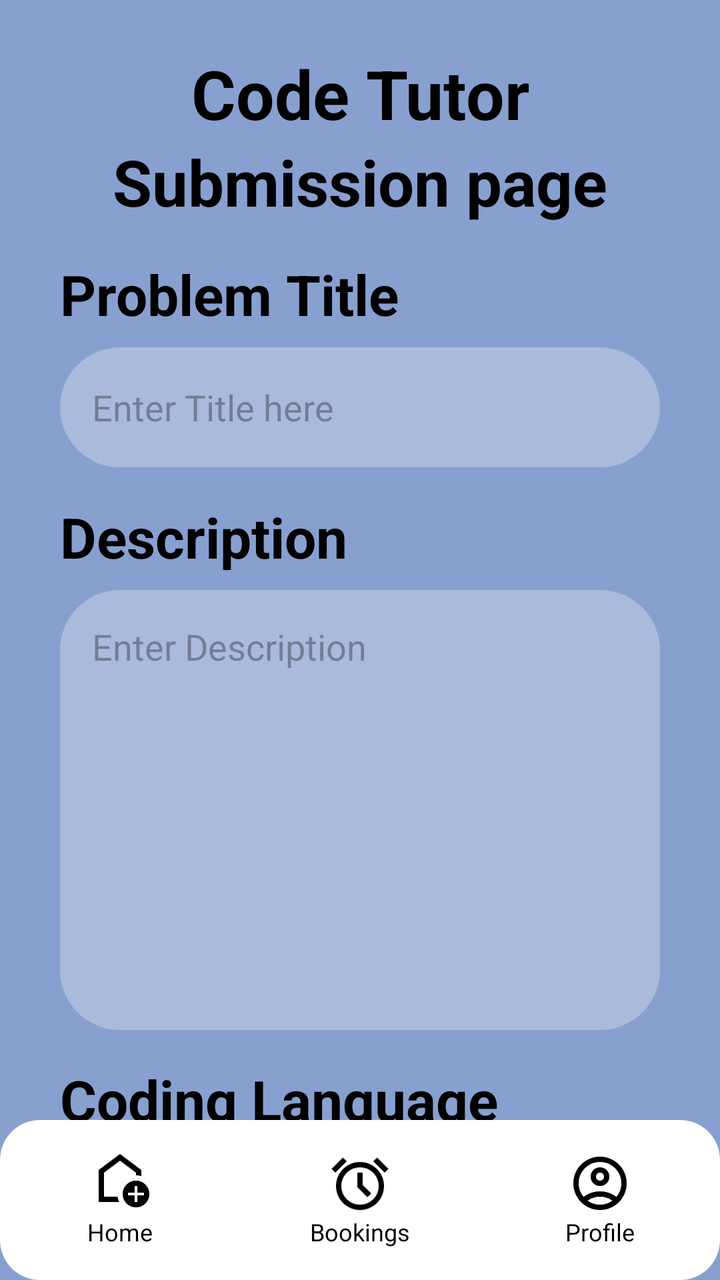
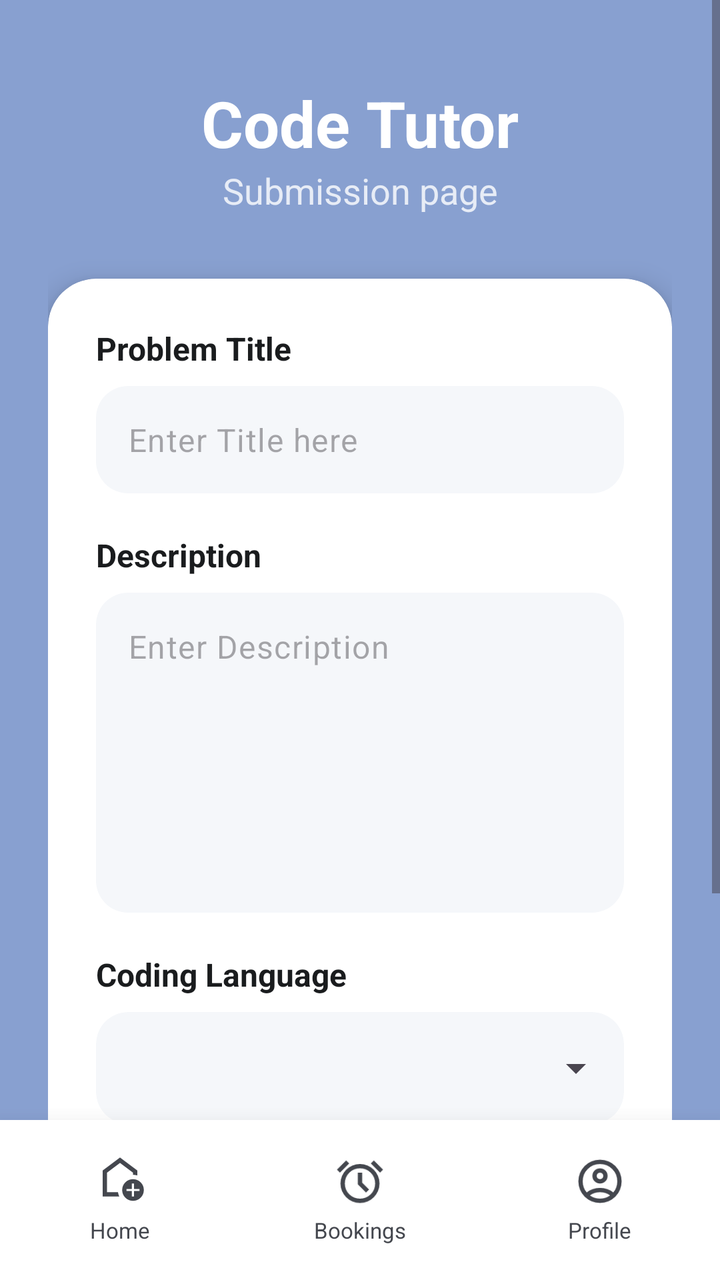

Two renders of the same Android screen: before a commit and after it. Below are the layout's source before the change and the commit's diff.
<!-- AndroidManifest.xml: application theme Theme.Interfaces -->
<!-- res/layout/ticket_submission.xml -->
<?xml version="1.0" encoding="utf-8"?>
<androidx.constraintlayout.widget.ConstraintLayout xmlns:android="http://schemas.android.com/apk/res/android"
    xmlns:app="http://schemas.android.com/apk/res-auto"
    android:id="@+id/ticketSubmissionMain"
    android:layout_width="match_parent"
    android:layout_height="match_parent"
    android:background="#88A0D0">

    <TextView
        android:id="@+id/codeTutorTitle"
        android:layout_width="wrap_content"
        android:layout_height="wrap_content"
        android:layout_marginTop="24dp"
        android:text="@string/code_tutor"
        android:textColor="#000000"
        android:textSize="34sp"
        android:textStyle="bold"
        app:layout_constraintEnd_toEndOf="parent"
        app:layout_constraintStart_toStartOf="parent"
        app:layout_constraintTop_toTopOf="parent" />

    <TextView
        android:id="@+id/submissionPageTitle"
        android:layout_width="wrap_content"
        android:layout_height="wrap_content"
        android:text="@string/submission_page"
        android:textColor="#000000"
        android:textSize="32sp"
        android:textStyle="bold"
        app:layout_constraintEnd_toEndOf="parent"
        app:layout_constraintStart_toStartOf="parent"
        app:layout_constraintTop_toBottomOf="@id/codeTutorTitle" />

    <TextView
        android:id="@+id/problemTitleLabel"
        android:layout_width="wrap_content"
        android:layout_height="wrap_content"
        android:layout_marginStart="30dp"
        android:layout_marginTop="16dp"
        android:text="@string/problem_title"
        android:textColor="#000000"
        android:textSize="28sp"
        android:textStyle="bold"
        app:layout_constraintStart_toStartOf="parent"
        app:layout_constraintTop_toBottomOf="@id/submissionPageTitle" />

    <EditText
        android:id="@+id/etProblemTitle"
        android:layout_width="0dp"
        android:layout_height="wrap_content"
        android:layout_marginStart="30dp"
        android:layout_marginTop="8dp"
        android:layout_marginEnd="30dp"
        android:background="@drawable/rounded_rectanglegrey"
        android:hint="@string/enter_title_here"
        android:minHeight="60dp"
        android:paddingHorizontal="16dp"
        android:textColor="#000000"
        app:layout_constraintEnd_toEndOf="parent"
        app:layout_constraintStart_toStartOf="parent"
        app:layout_constraintTop_toBottomOf="@id/problemTitleLabel" />

    <TextView
        android:id="@+id/descriptionLabel"
        android:layout_width="wrap_content"
        android:layout_height="wrap_content"
        android:layout_marginStart="30dp"
        android:layout_marginTop="16dp"
        android:text="@string/description"
        android:textColor="#000000"
        android:textSize="28sp"
        android:textStyle="bold"
        app:layout_constraintStart_toStartOf="parent"
        app:layout_constraintTop_toBottomOf="@id/etProblemTitle" />

    <EditText
        android:id="@+id/etProblemDescription"
        android:layout_width="0dp"
        android:layout_height="220dp"
        android:layout_marginStart="30dp"
        android:layout_marginTop="8dp"
        android:layout_marginEnd="30dp"
        android:background="@drawable/rounded_rectanglegrey"
        android:gravity="top"
        android:hint="@string/enter_description"
        android:inputType="textMultiLine"
        android:padding="16dp"
        android:textColor="#000000"
        app:layout_constraintEnd_toEndOf="parent"
        app:layout_constraintStart_toStartOf="parent"
        app:layout_constraintTop_toBottomOf="@id/descriptionLabel" />

    <TextView
        android:id="@+id/codingLanguageLabel"
        android:layout_width="wrap_content"
        android:layout_height="wrap_content"
        android:layout_marginStart="30dp"
        android:layout_marginTop="16dp"
        android:text="@string/coding_language"
        android:textColor="#000000"
        android:textSize="28sp"
        android:textStyle="bold"
        app:layout_constraintStart_toStartOf="parent"
        app:layout_constraintTop_toBottomOf="@id/etProblemDescription" />

    <Spinner
        android:id="@+id/spinnerLanguage"
        android:layout_width="0dp"
        android:layout_height="60dp"
        android:layout_marginStart="30dp"
        android:layout_marginTop="8dp"
        android:layout_marginEnd="30dp"
        android:background="@drawable/rounded_rectanglegrey"
        android:paddingHorizontal="16dp"
        app:layout_constraintEnd_toEndOf="parent"
        app:layout_constraintStart_toStartOf="parent"
        app:layout_constraintTop_toBottomOf="@id/codingLanguageLabel" />

    <com.google.android.material.button.MaterialButton
        android:id="@+id/btnSubmit"
        android:layout_width="0dp"
        android:layout_height="wrap_content"
        android:layout_marginStart="30dp"
        android:layout_marginTop="16dp"
        android:layout_marginEnd="30dp"
        android:backgroundTint="#27456F"
        android:paddingVertical="12dp"
        android:text="@string/submit"
        android:textAllCaps="false"
        android:textColor="#000000"
        android:textSize="28sp"
        android:textStyle="bold"
        app:cornerRadius="30dp"
        app:layout_constraintEnd_toEndOf="parent"
        app:layout_constraintStart_toStartOf="parent"
        app:layout_constraintTop_toBottomOf="@id/spinnerLanguage" />

    <androidx.constraintlayout.widget.ConstraintLayout
        android:id="@+id/bottomNav"
        android:layout_width="match_parent"
        android:layout_height="80dp"
        android:background="@drawable/rounded_rectangle"
        app:layout_constraintBottom_toBottomOf="parent">

        <LinearLayout
            android:layout_width="match_parent"
            android:layout_height="match_parent"
            android:baselineAligned="false"
            android:gravity="center"
            android:orientation="horizontal">

            <LinearLayout
                android:id="@+id/navHome"
                android:layout_width="0dp"
                android:layout_height="wrap_content"
                android:layout_weight="1"
                android:clickable="true"
                android:focusable="true"
                android:gravity="center"
                android:orientation="vertical">

                <ImageView
                    android:layout_width="32dp"
                    android:layout_height="32dp"
                    android:contentDescription="@string/home"
                    android:src="@drawable/outline_add_home_24" />

                <TextView
                    android:layout_width="wrap_content"
                    android:layout_height="wrap_content"
                    android:text="@string/home"
                    android:textColor="#000000"
                    android:textSize="12sp" />
            </LinearLayout>

            <LinearLayout
                android:id="@+id/navBookings"
                android:layout_width="0dp"
                android:layout_height="wrap_content"
                android:layout_weight="1"
                android:clickable="true"
                android:focusable="true"
                android:gravity="center"
                android:orientation="vertical">

                <ImageView
                    android:layout_width="32dp"
                    android:layout_height="32dp"
                    android:contentDescription="@string/bookings"
                    android:src="@drawable/outline_alarm_24" />

                <TextView
                    android:layout_width="wrap_content"
                    android:layout_height="wrap_content"
                    android:text="@string/bookings"
                    android:textColor="#000000"
                    android:textSize="12sp" />
            </LinearLayout>

            <LinearLayout
                android:id="@+id/navProfile"
                android:layout_width="0dp"
                android:layout_height="wrap_content"
                android:layout_weight="1"
                android:clickable="true"
                android:focusable="true"
                android:gravity="center"
                android:orientation="vertical">

                <ImageView
                    android:layout_width="32dp"
                    android:layout_height="32dp"
                    android:contentDescription="@string/profile"
                    android:src="@drawable/outline_account_circle_24" />

                <TextView
                    android:layout_width="wrap_content"
                    android:layout_height="wrap_content"
                    android:text="@string/profile"
                    android:textColor="#000000"
                    android:textSize="12sp" />
            </LinearLayout>

        </LinearLayout>

    </androidx.constraintlayout.widget.ConstraintLayout>

</androidx.constraintlayout.widget.ConstraintLayout>
<!-- resources referenced by this layout -->
<resources>
  <!-- drawable outline_add_home_24 (drawable) -->
  <vector xmlns:android="http://schemas.android.com/apk/res/android" android:height="24dp" android:tint="#000000" android:viewportHeight="960" android:viewportWidth="960" android:width="24dp">
        
      <path android:fillColor="@android:color/white" android:pathData="M700,760L740,760L740,660L840,660L840,620L740,620L740,520L700,520L700,620L600,620L600,660L700,660L700,760ZM720,840Q637,840 578.5,781.5Q520,723 520,640Q520,557 578.5,498.5Q637,440 720,440Q803,440 861.5,498.5Q920,557 920,640Q920,723 861.5,781.5Q803,840 720,840ZM160,760L160,280L480,40L800,280L800,372Q781,366 761,363Q741,360 720,360L720,320L480,140L240,320L240,680L443,680Q446,701 452,721Q458,741 467,760L160,760ZM480,410L480,410L480,410L480,410L480,410Q480,410 480,410Q480,410 480,410Q480,410 480,410Q480,410 480,410Z"/>
      
  </vector>
  <!-- drawable outline_alarm_24 (drawable) -->
  <vector xmlns:android="http://schemas.android.com/apk/res/android" android:height="24dp" android:tint="#000000" android:viewportHeight="960" android:viewportWidth="960" android:width="24dp">
        
      <path android:fillColor="@android:color/white" android:pathData="M339.5,851.5Q274,823 225.5,774.5Q177,726 148.5,660.5Q120,595 120,520Q120,445 148.5,379.5Q177,314 225.5,265.5Q274,217 339.5,188.5Q405,160 480,160Q555,160 620.5,188.5Q686,217 734.5,265.5Q783,314 811.5,379.5Q840,445 840,520Q840,595 811.5,660.5Q783,726 734.5,774.5Q686,823 620.5,851.5Q555,880 480,880Q405,880 339.5,851.5ZM480,520Q480,520 480,520Q480,520 480,520Q480,520 480,520Q480,520 480,520Q480,520 480,520Q480,520 480,520Q480,520 480,520Q480,520 480,520ZM592,688L648,632L520,504L520,320L440,320L440,536L592,688ZM224,94L280,150L110,320L54,264L224,94ZM736,94L906,264L850,320L680,150L736,94ZM480,800Q597,800 678.5,718.5Q760,637 760,520Q760,403 678.5,321.5Q597,240 480,240Q363,240 281.5,321.5Q200,403 200,520Q200,637 281.5,718.5Q363,800 480,800Z"/>
      
  </vector>
  <!-- drawable rounded_rectangle (drawable) -->
  <?xml version="1.0" encoding="utf-8"?>
  <shape xmlns:android="http://schemas.android.com/apk/res/android"
      android:shape="rectangle">
  
      <solid android:color="@color/white" />
  
      <corners android:radius="20dp" />
  
  </shape>
  <!-- drawable rounded_rectanglegrey (drawable) -->
  <?xml version="1.0" encoding="utf-8"?>
  <shape xmlns:android="http://schemas.android.com/apk/res/android"
      android:shape="rectangle">
      <solid android:color="#AABADB" />
      <corners android:radius="30dp" />
  </shape>
  <string name="bookings">Bookings</string>
  <string name="code_tutor">Code Tutor</string>
  <string name="coding_language">Coding Language</string>
  <string name="description">Description</string>
  <string name="enter_description">Enter Description</string>
  <string name="enter_title_here">Enter Title here</string>
  <string name="home">Home</string>
  <string name="problem_title">Problem Title</string>
  <string name="profile">Profile</string>
  <string name="submission_page">Submission page</string>
  <string name="submit">Submit</string>
  <style name="Theme.Interfaces" parent="Base.Theme.Interfaces" />
  <color name="white">#FFFFFFFF</color>
  <style name="Base.Theme.Interfaces" parent="Theme.Material3.DayNight.NoActionBar">
          
          
      </style>
  <!-- unchanged entries left out for length: 1 -->
</resources>

<!-- the commit's change to res/layout/ticket_submission.xml (unified diff, before → after) -->
@@ -1,146 +1,182 @@
 <?xml version="1.0" encoding="utf-8"?>
 <androidx.constraintlayout.widget.ConstraintLayout xmlns:android="http://schemas.android.com/apk/res/android"
     xmlns:app="http://schemas.android.com/apk/res-auto"
+    xmlns:tools="http://schemas.android.com/tools"
     android:id="@+id/ticketSubmissionMain"
     android:layout_width="match_parent"
     android:layout_height="match_parent"
-    android:background="#88A0D0">
-
-    <TextView
-        android:id="@+id/codeTutorTitle"
-        android:layout_width="wrap_content"
-        android:layout_height="wrap_content"
-        android:layout_marginTop="24dp"
-        android:text="@string/code_tutor"
-        android:textColor="#000000"
-        android:textSize="34sp"
-        android:textStyle="bold"
-        app:layout_constraintEnd_toEndOf="parent"
-        app:layout_constraintStart_toStartOf="parent"
-        app:layout_constraintTop_toTopOf="parent" />
-
-    <TextView
-        android:id="@+id/submissionPageTitle"
-        android:layout_width="wrap_content"
-        android:layout_height="wrap_content"
-        android:text="@string/submission_page"
-        android:textColor="#000000"
-        android:textSize="32sp"
-        android:textStyle="bold"
-        app:layout_constraintEnd_toEndOf="parent"
-        app:layout_constraintStart_toStartOf="parent"
-        app:layout_constraintTop_toBottomOf="@id/codeTutorTitle" />
-
-    <TextView
-        android:id="@+id/problemTitleLabel"
-        android:layout_width="wrap_content"
-        android:layout_height="wrap_content"
-        android:layout_marginStart="30dp"
-        android:layout_marginTop="16dp"
-        android:text="@string/problem_title"
-        android:textColor="#000000"
-        android:textSize="28sp"
-        android:textStyle="bold"
-        app:layout_constraintStart_toStartOf="parent"
-        app:layout_constraintTop_toBottomOf="@id/submissionPageTitle" />
-
-    <EditText
-        android:id="@+id/etProblemTitle"
-        android:layout_width="0dp"
-        android:layout_height="wrap_content"
-        android:layout_marginStart="30dp"
-        android:layout_marginTop="8dp"
-        android:layout_marginEnd="30dp"
-        android:background="@drawable/rounded_rectanglegrey"
-        android:hint="@string/enter_title_here"
-        android:minHeight="60dp"
-        android:paddingHorizontal="16dp"
-        android:textColor="#000000"
-        app:layout_constraintEnd_toEndOf="parent"
-        app:layout_constraintStart_toStartOf="parent"
-        app:layout_constraintTop_toBottomOf="@id/problemTitleLabel" />
-
-    <TextView
-        android:id="@+id/descriptionLabel"
-        android:layout_width="wrap_content"
-        android:layout_height="wrap_content"
-        android:layout_marginStart="30dp"
-        android:layout_marginTop="16dp"
-        android:text="@string/description"
-        android:textColor="#000000"
-        android:textSize="28sp"
-        android:textStyle="bold"
-        app:layout_constraintStart_toStartOf="parent"
-        app:layout_constraintTop_toBottomOf="@id/etProblemTitle" />
-
-    <EditText
-        android:id="@+id/etProblemDescription"
-        android:layout_width="0dp"
-        android:layout_height="220dp"
-        android:layout_marginStart="30dp"
-        android:layout_marginTop="8dp"
-        android:layout_marginEnd="30dp"
-        android:background="@drawable/rounded_rectanglegrey"
-        android:gravity="top"
-        android:hint="@string/enter_description"
-        android:inputType="textMultiLine"
-        android:padding="16dp"
-        android:textColor="#000000"
-        app:layout_constraintEnd_toEndOf="parent"
-        app:layout_constraintStart_toStartOf="parent"
-        app:layout_constraintTop_toBottomOf="@id/descriptionLabel" />
-
-    <TextView
-        android:id="@+id/codingLanguageLabel"
-        android:layout_width="wrap_content"
-        android:layout_height="wrap_content"
-        android:layout_marginStart="30dp"
-        android:layout_marginTop="16dp"
-        android:text="@string/coding_language"
-        android:textColor="#000000"
-        android:textSize="28sp"
-        android:textStyle="bold"
-        app:layout_constraintStart_toStartOf="parent"
-        app:layout_constraintTop_toBottomOf="@id/etProblemDescription" />
-
-    <Spinner
-        android:id="@+id/spinnerLanguage"
-        android:layout_width="0dp"
-        android:layout_height="60dp"
-        android:layout_marginStart="30dp"
-        android:layout_marginTop="8dp"
-        android:layout_marginEnd="30dp"
-        android:background="@drawable/rounded_rectanglegrey"
-        android:paddingHorizontal="16dp"
-        app:layout_constraintEnd_toEndOf="parent"
-        app:layout_constraintStart_toStartOf="parent"
-        app:layout_constraintTop_toBottomOf="@id/codingLanguageLabel" />
-
-    <com.google.android.material.button.MaterialButton
-        android:id="@+id/btnSubmit"
-        android:layout_width="0dp"
-        android:layout_height="wrap_content"
-        android:layout_marginStart="30dp"
-        android:layout_marginTop="16dp"
-        android:layout_marginEnd="30dp"
-        android:backgroundTint="#27456F"
-        android:paddingVertical="12dp"
-        android:text="@string/submit"
-        android:textAllCaps="false"
-        android:textColor="#000000"
-        android:textSize="28sp"
-        android:textStyle="bold"
-        app:cornerRadius="30dp"
-        app:layout_constraintEnd_toEndOf="parent"
-        app:layout_constraintStart_toStartOf="parent"
-        app:layout_constraintTop_toBottomOf="@id/spinnerLanguage" />
-
-    <androidx.constraintlayout.widget.ConstraintLayout
+    android:background="@color/secondary_blue">
+
+    <ScrollView
+        android:layout_width="match_parent"
+        android:layout_height="0dp"
+        android:fillViewport="true"
+        app:layout_constraintBottom_toTopOf="@id/bottomNav"
+        app:layout_constraintTop_toTopOf="parent">
+
+        <androidx.constraintlayout.widget.ConstraintLayout
+            android:layout_width="match_parent"
+            android:layout_height="wrap_content"
+            android:padding="24dp">
+
+            <TextView
+                android:id="@+id/codeTutorTitle"
+                android:layout_width="wrap_content"
+                android:layout_height="wrap_content"
+                android:layout_marginTop="16dp"
+                android:text="@string/code_tutor"
+                android:textColor="@color/white"
+                android:textSize="32sp"
+                android:textStyle="bold"
+                app:layout_constraintEnd_toEndOf="parent"
+                app:layout_constraintStart_toStartOf="parent"
+                app:layout_constraintTop_toTopOf="parent" />
+
+            <TextView
+                android:id="@+id/submissionPageTitle"
+                android:layout_width="wrap_content"
+                android:layout_height="wrap_content"
+                android:text="@string/submission_page"
+                android:textColor="@color/white"
+                android:textSize="18sp"
+                android:alpha="0.8"
+                app:layout_constraintEnd_toEndOf="parent"
+                app:layout_constraintStart_toStartOf="parent"
+                app:layout_constraintTop_toBottomOf="@id/codeTutorTitle" />
+
+            <com.google.android.material.card.MaterialCardView
+                android:layout_width="match_parent"
+                android:layout_height="wrap_content"
+                android:layout_marginTop="32dp"
+                app:cardBackgroundColor="@color/white"
+                app:cardCornerRadius="24dp"
+                app:cardElevation="8dp"
+                app:layout_constraintTop_toBottomOf="@id/submissionPageTitle"
+                app:strokeWidth="0dp">
+
+                <LinearLayout
+                    android:layout_width="match_parent"
+                    android:layout_height="wrap_content"
+                    android:orientation="vertical"
+                    android:padding="24dp">
+
+                    <TextView
+                        android:layout_width="wrap_content"
+                        android:layout_height="wrap_content"
+                        android:text="@string/problem_title"
+                        android:textColor="@color/text_main"
+                        android:textSize="16sp"
+                        android:textStyle="bold" />
+
+                    <com.google.android.material.textfield.TextInputLayout
+                        style="@style/Widget.Material3.TextInputLayout.FilledBox"
+                        android:layout_width="match_parent"
+                        android:layout_height="wrap_content"
+                        android:layout_marginTop="8dp"
+                        app:boxBackgroundColor="@color/light_gray"
+                        app:boxCornerRadiusBottomEnd="16dp"
+                        app:boxCornerRadiusBottomStart="16dp"
+                        app:boxCornerRadiusTopEnd="16dp"
+                        app:boxCornerRadiusTopStart="16dp"
+                        app:boxStrokeWidth="0dp"
+                        app:hintEnabled="false">
+
+                        <com.google.android.material.textfield.TextInputEditText
+                            android:id="@+id/etProblemTitle"
+                            android:layout_width="match_parent"
+                            android:layout_height="wrap_content"
+                            android:hint="@string/enter_title_here"
+                            android:inputType="text"
+                            android:paddingVertical="16dp"
+                            android:textColor="@color/text_main" />
+                    </com.google.android.material.textfield.TextInputLayout>
+
+                    <TextView
+                        android:layout_width="wrap_content"
+                        android:layout_height="wrap_content"
+                        android:layout_marginTop="20dp"
+                        android:text="@string/description"
+                        android:textColor="@color/text_main"
+                        android:textSize="16sp"
+                        android:textStyle="bold" />
+
+                    <com.google.android.material.textfield.TextInputLayout
+                        style="@style/Widget.Material3.TextInputLayout.FilledBox"
+                        android:layout_width="match_parent"
+                        android:layout_height="wrap_content"
+                        android:layout_marginTop="8dp"
+                        app:boxBackgroundColor="@color/light_gray"
+                        app:boxCornerRadiusBottomEnd="16dp"
+                        app:boxCornerRadiusBottomStart="16dp"
+                        app:boxCornerRadiusTopEnd="16dp"
+                        app:boxCornerRadiusTopStart="16dp"
+                        app:boxStrokeWidth="0dp"
+                        app:hintEnabled="false">
+
+                        <com.google.android.material.textfield.TextInputEditText
+                            android:id="@+id/etProblemDescription"
+                            android:layout_width="match_parent"
+                            android:layout_height="160dp"
+                            android:gravity="top"
+                            android:hint="@string/enter_description"
+                            android:inputType="textMultiLine"
+                            android:paddingVertical="16dp"
+                            android:textColor="@color/text_main" />
+                    </com.google.android.material.textfield.TextInputLayout>
+
+                    <TextView
+                        android:layout_width="wrap_content"
+                        android:layout_height="wrap_content"
+                        android:layout_marginTop="20dp"
+                        android:text="@string/coding_language"
+                        android:textColor="@color/text_main"
+                        android:textSize="16sp"
+                        android:textStyle="bold" />
+
+                    <com.google.android.material.card.MaterialCardView
+                        android:layout_width="match_parent"
+                        android:layout_height="56dp"
+                        android:layout_marginTop="8dp"
+                        app:cardBackgroundColor="@color/light_gray"
+                        app:cardCornerRadius="16dp"
+                        app:cardElevation="0dp"
+                        app:strokeWidth="0dp">
+
+                        <Spinner
+                            android:id="@+id/spinnerLanguage"
+                            android:layout_width="match_parent"
+                            android:layout_height="match_parent"
+                            android:paddingHorizontal="12dp" />
+                    </com.google.android.material.card.MaterialCardView>
+
+                    <com.google.android.material.button.MaterialButton
+                        android:id="@+id/btnSubmit"
+                        android:layout_width="match_parent"
+                        android:layout_height="60dp"
+                        android:layout_marginTop="32dp"
+                        android:backgroundTint="@color/primary_blue"
+                        android:text="@string/submit"
+                        android:textAllCaps="false"
+                        android:textColor="@color/white"
+                        android:textSize="18sp"
+                        android:textStyle="bold"
+                        app:cornerRadius="16dp" />
+
+                </LinearLayout>
+            </com.google.android.material.card.MaterialCardView>
+
+        </androidx.constraintlayout.widget.ConstraintLayout>
+    </ScrollView>
+
+    <com.google.android.material.card.MaterialCardView
         android:id="@+id/bottomNav"
         android:layout_width="match_parent"
         android:layout_height="80dp"
-        android:background="@drawable/rounded_rectangle"
-        app:layout_constraintBottom_toBottomOf="parent">
+        app:cardBackgroundColor="@color/white"
+        app:cardCornerRadius="0dp"
+        app:cardElevation="16dp"
+        app:layout_constraintBottom_toBottomOf="parent"
+        app:strokeWidth="0dp">
 
         <LinearLayout
             android:layout_width="match_parent"
@@ -152,77 +188,85 @@
             <LinearLayout
                 android:id="@+id/navHome"
                 android:layout_width="0dp"
-                android:layout_height="wrap_content"
+                android:layout_height="match_parent"
                 android:layout_weight="1"
+                android:background="?attr/selectableItemBackground"
                 android:clickable="true"
                 android:focusable="true"
                 android:gravity="center"
                 android:orientation="vertical">
 
                 <ImageView
-                    android:layout_width="32dp"
-                    android:layout_height="32dp"
+                    android:layout_width="26dp"
+                    android:layout_height="26dp"
                     android:contentDescription="@string/home"
-                    android:src="@drawable/outline_add_home_24" />
+                    android:src="@drawable/outline_add_home_24"
+                    app:tint="@color/text_secondary" />
 
                 <TextView
                     android:layout_width="wrap_content"
                     android:layout_height="wrap_content"
+                    android:layout_marginTop="4dp"
                     android:text="@string/home"
-                    android:textColor="#000000"
-                    android:textSize="12sp" />
+                    android:textColor="@color/text_secondary"
+                    android:textSize="11sp" />
             </LinearLayout>
 
             <LinearLayout
                 android:id="@+id/navBookings"
                 android:layout_width="0dp"
-                android:layout_height="wrap_content"
+                android:layout_height="match_parent"
                 android:layout_weight="1"
+                android:background="?attr/selectableItemBackground"
                 android:clickable="true"
                 android:focusable="true"
                 android:gravity="center"
                 android:orientation="vertical">
 
                 <ImageView
-                    android:layout_width="32dp"
-                    android:layout_height="32dp"
+                    android:layout_width="26dp"
+                    android:layout_height="26dp"
                     android:contentDescription="@string/bookings"
-                    android:src="@drawable/outline_alarm_24" />
+                    android:src="@drawable/outline_alarm_24"
+                    app:tint="@color/text_secondary" />
 
                 <TextView
                     android:layout_width="wrap_content"
                     android:layout_height="wrap_content"
+                    android:layout_marginTop="4dp"
                     android:text="@string/bookings"
-                    android:textColor="#000000"
-                    android:textSize="12sp" />
+                    android:textColor="@color/text_secondary"
+                    android:textSize="11sp" />
             </LinearLayout>
 
             <LinearLayout
                 android:id="@+id/navProfile"
                 android:layout_width="0dp"
-                android:layout_height="wrap_content"
+                android:layout_height="match_parent"
                 android:layout_weight="1"
+                android:background="?attr/selectableItemBackground"
                 android:clickable="true"
                 android:focusable="true"
                 android:gravity="center"
                 android:orientation="vertical">
 
                 <ImageView
-                    android:layout_width="32dp"
-                    android:layout_height="32dp"
+                    android:layout_width="26dp"
+                    android:layout_height="26dp"
                     android:contentDescription="@string/profile"
-                    android:src="@drawable/outline_account_circle_24" />
+                    android:src="@drawable/outline_account_circle_24"
+                    app:tint="@color/text_secondary" />
 
                 <TextView
                     android:layout_width="wrap_content"
                     android:layout_height="wrap_content"
+                    android:layout_marginTop="4dp"
                     android:text="@string/profile"
-                    android:textColor="#000000"
-                    android:textSize="12sp" />
+                    android:textColor="@color/text_secondary"
+                    android:textSize="11sp" />
             </LinearLayout>
 
         </LinearLayout>
-
-    </androidx.constraintlayout.widget.ConstraintLayout>
+    </com.google.android.material.card.MaterialCardView>
 
 </androidx.constraintlayout.widget.ConstraintLayout>
<!-- resource entries referenced after the edit -->
@@ -1,5 +1,10 @@
 <!-- resources referenced by this layout -->
 <resources>
+  <color name="light_gray">#F5F7FA</color>
+  <color name="primary_blue">#27456F</color>
+  <color name="secondary_blue">#88A0D0</color>
+  <color name="text_main">#1A1C1E</color>
+  <color name="text_secondary">#44474E</color>
   <!-- drawable outline_add_home_24 (drawable) -->
   <vector xmlns:android="http://schemas.android.com/apk/res/android" android:height="24dp" android:tint="#000000" android:viewportHeight="960" android:viewportWidth="960" android:width="24dp">
         
@@ -12,23 +17,6 @@
       <path android:fillColor="@android:color/white" android:pathData="M339.5,851.5Q274,823 225.5,774.5Q177,726 148.5,660.5Q120,595 120,520Q120,445 148.5,379.5Q177,314 225.5,265.5Q274,217 339.5,188.5Q405,160 480,160Q555,160 620.5,188.5Q686,217 734.5,265.5Q783,314 811.5,379.5Q840,445 840,520Q840,595 811.5,660.5Q783,726 734.5,774.5Q686,823 620.5,851.5Q555,880 480,880Q405,880 339.5,851.5ZM480,520Q480,520 480,520Q480,520 480,520Q480,520 480,520Q480,520 480,520Q480,520 480,520Q480,520 480,520Q480,520 480,520Q480,520 480,520ZM592,688L648,632L520,504L520,320L440,320L440,536L592,688ZM224,94L280,150L110,320L54,264L224,94ZM736,94L906,264L850,320L680,150L736,94ZM480,800Q597,800 678.5,718.5Q760,637 760,520Q760,403 678.5,321.5Q597,240 480,240Q363,240 281.5,321.5Q200,403 200,520Q200,637 281.5,718.5Q363,800 480,800Z"/>
       
   </vector>
-  <!-- drawable rounded_rectangle (drawable) -->
-  <?xml version="1.0" encoding="utf-8"?>
-  <shape xmlns:android="http://schemas.android.com/apk/res/android"
-      android:shape="rectangle">
-  
-      <solid android:color="@color/white" />
-  
-      <corners android:radius="20dp" />
-  
-  </shape>
-  <!-- drawable rounded_rectanglegrey (drawable) -->
-  <?xml version="1.0" encoding="utf-8"?>
-  <shape xmlns:android="http://schemas.android.com/apk/res/android"
-      android:shape="rectangle">
-      <solid android:color="#AABADB" />
-      <corners android:radius="30dp" />
-  </shape>
   <string name="bookings">Bookings</string>
   <string name="code_tutor">Code Tutor</string>
   <string name="coding_language">Coding Language</string>
